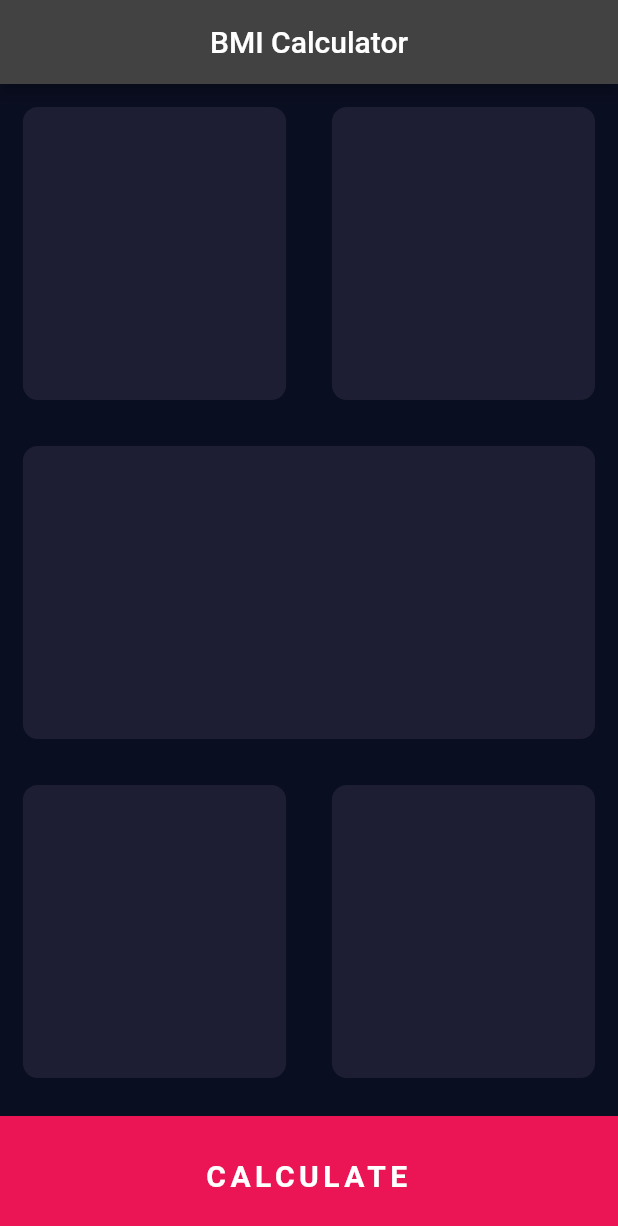
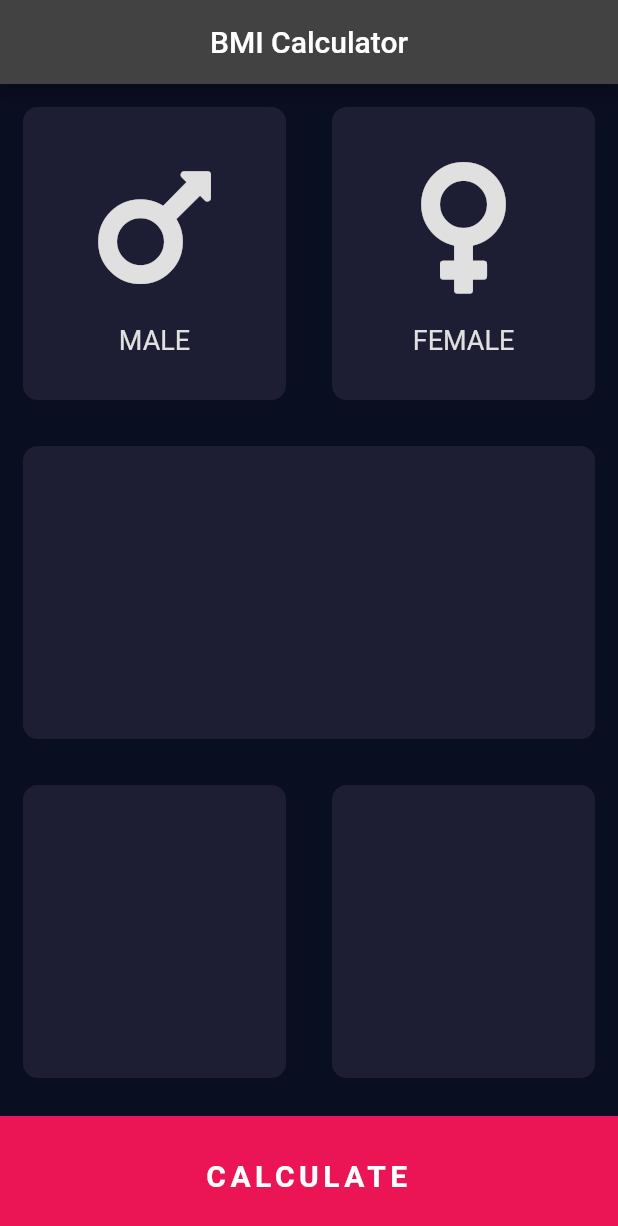
Before and after one commit to vaibhv0311/bmi-calculator, a Flutter app: the screen it shows after launch, on a phone screen of 412 x 824 dp. Shown: the top 1226 px of the screen. Run offline on Flutter 3.47's test engine with Material 2 defaults, Android fonts, the phone set to English and light mode, and no system bars; our stand-ins replace font_awesome_flutter.

Commit message:
Added Icons and refactored the app

```diff
--- /dev/null
+++ b/lib/icon_content.dart
@@ -0,0 +1,27 @@
+import 'package:flutter/material.dart';
+
+class IconContent extends StatelessWidget {
+  final IconData icontype;
+  final String gender;
+  IconContent({required this.icontype, required this.gender});
+  @override
+  Widget build(BuildContext context) {
+    return Column(
+      mainAxisAlignment: MainAxisAlignment.center,
+      children: [
+        Icon(
+          icontype,
+          size: 100,
+          color: Colors.grey[300],
+        ),
+        SizedBox(
+          height: 15,
+        ),
+        Text(
+          gender,
+          style: TextStyle(color: Colors.grey[300], fontSize: 18.0),
+        )
+      ],
+    );
+  }
+}
--- a/lib/inputpage.dart
+++ b/lib/inputpage.dart
@@ -1,4 +1,7 @@
+import 'icon_content.dart';
+import 'reusable_card.dart';
 import 'package:flutter/material.dart';
+import 'package:font_awesome_flutter/font_awesome_flutter.dart';
 
 const double BottomButtonHeight = 80.0;
 const Color activeCardColor = Color(0xFF1D1E33);
@@ -27,27 +30,47 @@ class _InputPageState extends State<InputPage> {
                 child: Row(
                   children: [
                     Expanded(
-                      child: ReusableCard(activeCardColor),
+                      child: ReusableCard(
+                          colour: activeCardColor,
+                          cardChild: IconContent(
+                            icontype: FontAwesomeIcons.mars,
+                            gender: 'MALE',
+                          )),
                     ),
                     Expanded(
-                      child: ReusableCard(activeCardColor),
+                      child: ReusableCard(
+                        colour: activeCardColor,
+                        cardChild: IconContent(
+                          icontype: FontAwesomeIcons.venus,
+                          gender: 'FEMALE',
+                        ),
+                      ),
                     ),
                   ],
                 ),
               ),
               Expanded(
                 flex: 2,
-                child: ReusableCard(activeCardColor),
+                child: ReusableCard(
+                  colour: activeCardColor,
+                  cardChild: Container(),
+                ),
               ),
               Expanded(
                 flex: 2,
                 child: Row(
                   children: [
                     Expanded(
-                      child: ReusableCard(activeCardColor),
+                      child: ReusableCard(
+                        colour: activeCardColor,
+                        cardChild: Container(),
+                      ),
                     ),
                     Expanded(
-                      child: ReusableCard(activeCardColor),
+                      child: ReusableCard(
+                        colour: activeCardColor,
+                        cardChild: Container(),
+                      ),
                     ),
                   ],
                 ),
@@ -72,18 +95,3 @@ class _InputPageState extends State<InputPage> {
         ));
   }
 }
-
-class ReusableCard extends StatelessWidget {
-  ReusableCard(this.colour);
-  final Color colour;
-  @override
-  Widget build(BuildContext context) {
-    return Container(
-      margin: EdgeInsets.all(15.3),
-      decoration: BoxDecoration(
-        color: colour,
-        borderRadius: BorderRadius.circular(10.0),
-      ),
-    );
-  }
-}
--- /dev/null
+++ b/lib/reusable_card.dart
@@ -0,0 +1,18 @@
+import 'package:flutter/material.dart';
+
+class ReusableCard extends StatelessWidget {
+  ReusableCard({required this.colour, required this.cardChild});
+  final Color colour;
+  final Widget cardChild;
+  @override
+  Widget build(BuildContext context) {
+    return Container(
+      child: cardChild,
+      margin: EdgeInsets.all(15.3),
+      decoration: BoxDecoration(
+        color: colour,
+        borderRadius: BorderRadius.circular(10.0),
+      ),
+    );
+  }
+}
--- a/pubspec.yaml
+++ b/pubspec.yaml
@@ -28,6 +28,7 @@ dependencies:
   # The following adds the Cupertino Icons font to your application.
   # Use with the CupertinoIcons class for iOS style icons.
   cupertino_icons: ^1.0.2
+  font_awesome_flutter: ^9.2.0
 
 dev_dependencies:
   flutter_test:
```
Also changed, not shown: pubspec.lock.
